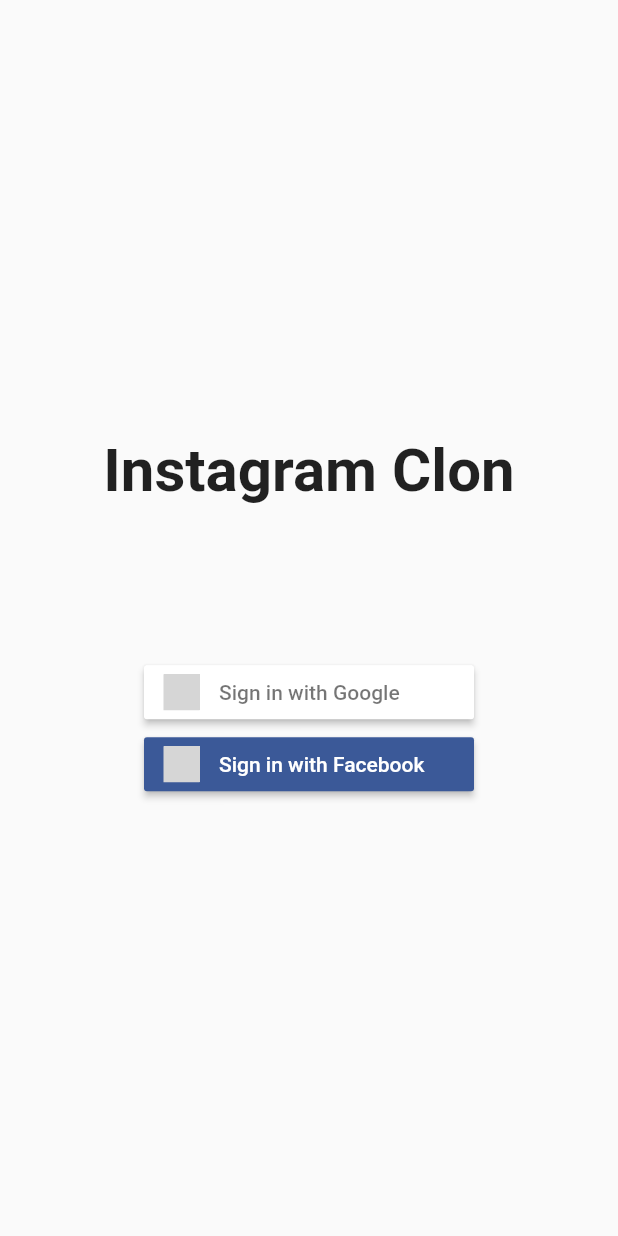
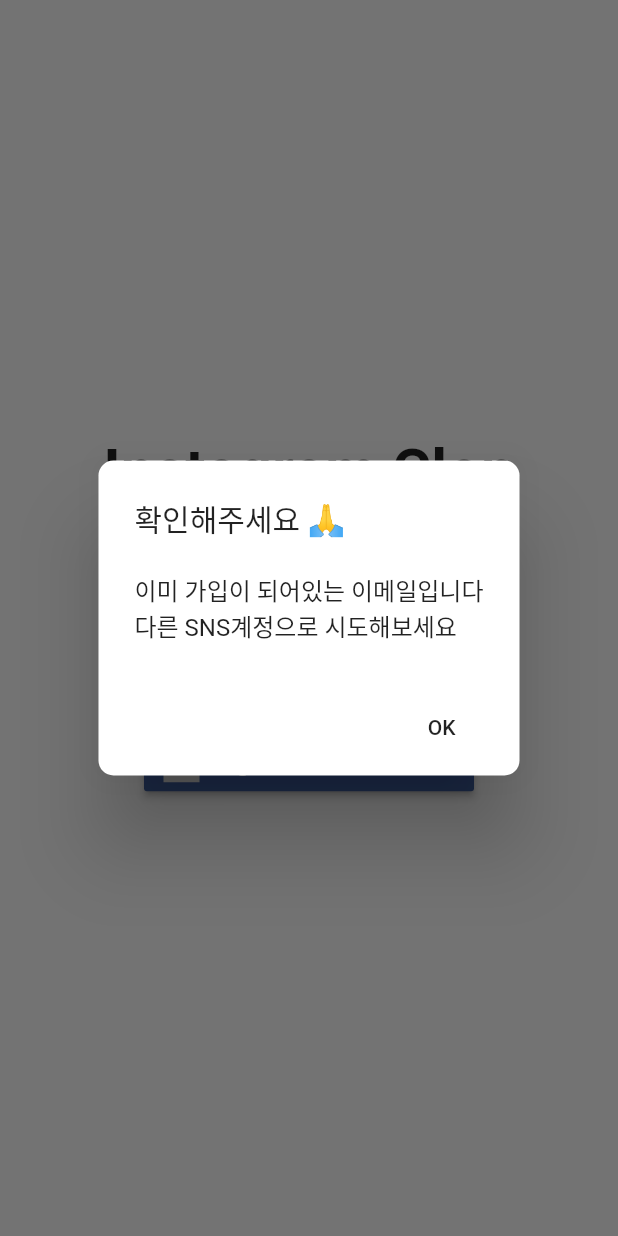
Before and after one commit to dlqh406/coodyproj, a Flutter app: the screen it shows after launch, after a tap on an icon or button, on a phone screen of 412 x 824 dp. Run offline on Flutter 3.47's test engine with Material 2 defaults, Android fonts, the phone set to English and light mode, and no system bars; our stand-ins replace cloud_firestore, firebase_auth, flutter_signin_button, google_sign_in; missing offline and left inert: flutter_facebook_login; accounts and stored records are empty; grey boxes are pictures that could not be loaded.

Commit message:
구글 로그인: reverved value 추가하여 로그인 오류 해결 //  로그인시 이메일 중복( 이미 가입되어있는 계정일 경우) 에러 처리 완료alert 뜸

```diff
--- a/lib/login_page.dart
+++ b/lib/login_page.dart
@@ -42,10 +42,10 @@ class _LoginPageState extends State<LoginPage> {
             SignInButton(
               Buttons.Facebook,
               onPressed: () {
-                _handleF_SignIn().then((user) {
-                  print(user);
-                  print('111');
-                });
+                _handleF_SignIn().then((user) => print(user)).catchError((e)=> {
+                  _showMyDialog()
+                }
+                );
               },
             ),
           ],
@@ -72,4 +72,34 @@ class _LoginPageState extends State<LoginPage> {
     print("signed in " + user.displayName);
     return user;
   }
+
+  Future<void> _showMyDialog() async {
+    return showDialog<void>(
+      context: context,
+      barrierDismissible: false, // user must tap button!
+      builder: (BuildContext context) {
+        return AlertDialog(
+          shape: RoundedRectangleBorder(
+              borderRadius: BorderRadius.all(Radius.circular(10.0))),
+          title: Text("확인해주세요 🙏"),
+          content: SingleChildScrollView(
+            child: ListBody(
+              children: <Widget>[
+                Text('이미 가입이 되어있는 이메일입니다'),
+                Text('다른 SNS계정으로 시도해보세요'),
+              ],
+            ),
+          ),
+          actions: <Widget>[
+            FlatButton(
+              child: Text('OK'),
+              onPressed: () {
+                Navigator.of(context).pop();
+              },
+            ),
+          ],
+        );
+      },
+    );
+  }
 }
```
Also changed, not shown: lib/root_page.dart (line endings or trailing spaces), 15 other files.
